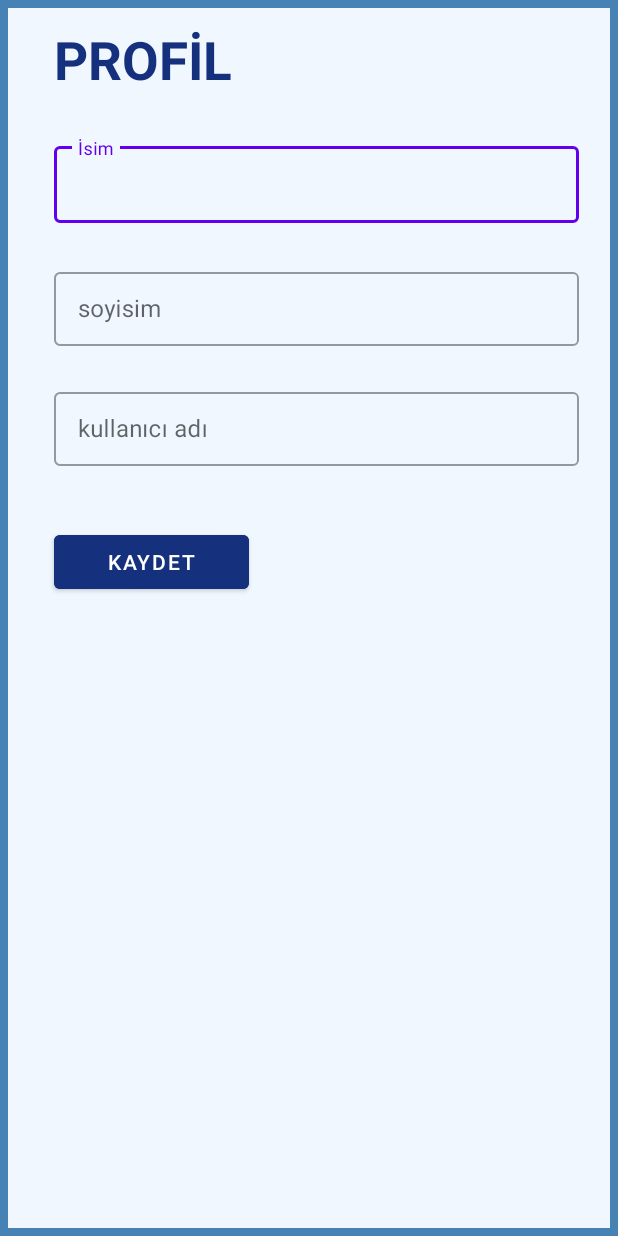
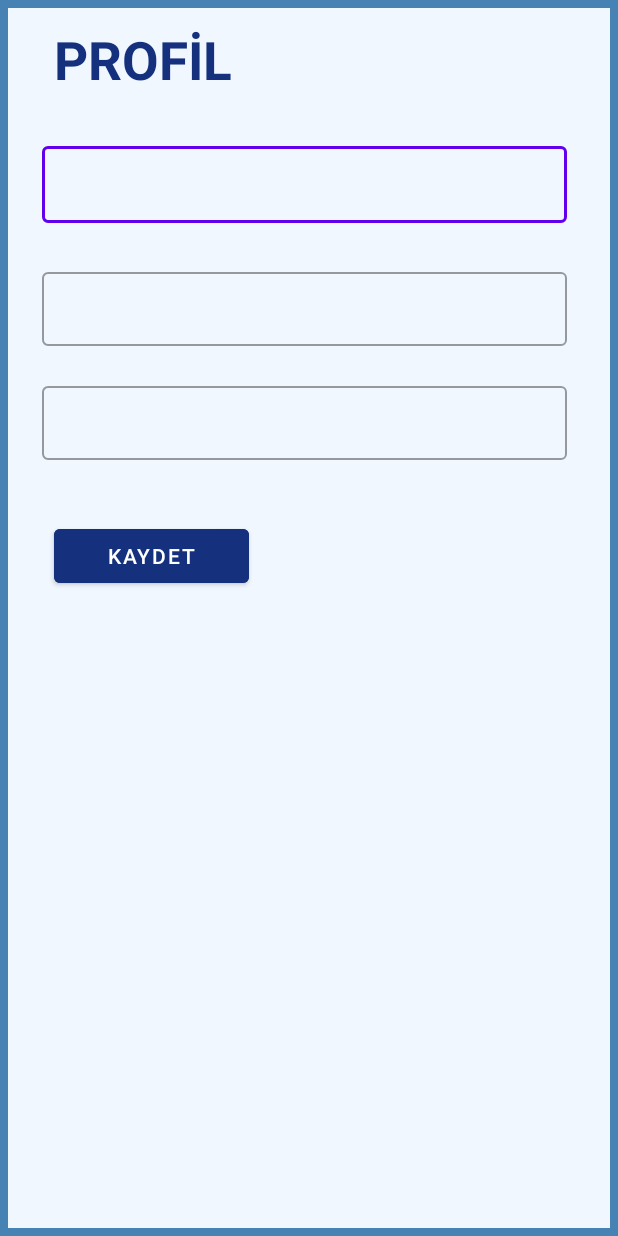
Before and after one commit to edasinar/bitirme_projesi, an Android app: the layout fragment_profil.xml on its own in the app's theme, with its tools: preview values and no code run, on a phone screen of 412 x 824 dp. Run offline under Robolectric (Android 15) with nearby library versions, the phone set to English and light mode, and no system bars.

Commit message:
ufak düzeltmeler

```diff
--- a/app/src/main/java/com/edasinar/online_lab/RegisterActivity.kt
+++ b/app/src/main/java/com/edasinar/online_lab/RegisterActivity.kt
@@ -38,6 +38,15 @@ class RegisterActivity : AppCompatActivity() {
 
         supportActionBar!!.title = "ARAMIZA KATILIN"
     }
+
+    override fun onBackPressed() {
+        val intent = Intent(this, LoginActivity::class.java)
+        startActivity(intent)
+        finish() // İsteğe bağlı olarak, mevcut aktiviteyi sonlandırabilirsiniz
+        super.onBackPressed()
+    }
+
+
     private fun actionBarColor() {
         val actionBar: ActionBar? = supportActionBar
         val colorDrawable = ColorDrawable(Color.parseColor("#000066"))
--- a/app/src/main/res/layout/fragment_profil.xml
+++ b/app/src/main/res/layout/fragment_profil.xml
@@ -26,7 +26,7 @@
         style="@style/Widget.MaterialComponents.TextInputLayout.OutlinedBox"
         android:layout_width="350dp"
         android:layout_height="wrap_content"
-        android:layout_marginStart="36dp"
+        android:layout_marginStart="28dp"
         android:layout_marginTop="92dp"
         app:endIconMode="clear_text"
         app:layout_constraintStart_toStartOf="parent"
@@ -38,7 +38,7 @@
             android:layout_height="51dp"
             android:layout_marginTop="92dp"
             android:ems="10"
-            android:hint="İsim"
+            android:hint=""
             android:inputType="textPersonName"
             app:layout_constraintEnd_toEndOf="parent"
             app:layout_constraintHorizontal_bias="0.491"
@@ -48,13 +48,12 @@
 
     </com.google.android.material.textfield.TextInputLayout>
 
-
     <com.google.android.material.textfield.TextInputLayout
         android:id="@+id/surnameInputLayout"
         style="@style/Widget.MaterialComponents.TextInputLayout.OutlinedBox"
         android:layout_width="350dp"
         android:layout_height="wrap_content"
-        android:layout_marginStart="36dp"
+        android:layout_marginStart="28dp"
         android:layout_marginTop="176dp"
         app:endIconMode="clear_text"
         app:layout_constraintStart_toStartOf="parent"
@@ -66,7 +65,7 @@
             android:layout_height="49dp"
             android:layout_marginTop="8dp"
             android:ems="10"
-            android:hint="soyisim"
+            android:hint=""
             android:inputType="textPersonName"
             app:layout_constraintEnd_toEndOf="parent"
             app:layout_constraintHorizontal_bias="0.491"
@@ -81,8 +80,8 @@
         style="@style/Widget.MaterialComponents.TextInputLayout.OutlinedBox"
         android:layout_width="350dp"
         android:layout_height="wrap_content"
-        android:layout_marginStart="36dp"
-        android:layout_marginTop="256dp"
+        android:layout_marginStart="28dp"
+        android:layout_marginTop="252dp"
         app:endIconMode="clear_text"
         app:layout_constraintStart_toStartOf="parent"
         app:layout_constraintTop_toTopOf="parent">
@@ -93,7 +92,7 @@
             android:layout_height="49dp"
             android:layout_marginTop="20dp"
             android:ems="10"
-            android:hint="kullanıcı adı"
+            android:hint=""
             android:inputType="textPersonName"
             app:layout_constraintEnd_toEndOf="parent"
             app:layout_constraintHorizontal_bias="0.491"
```
